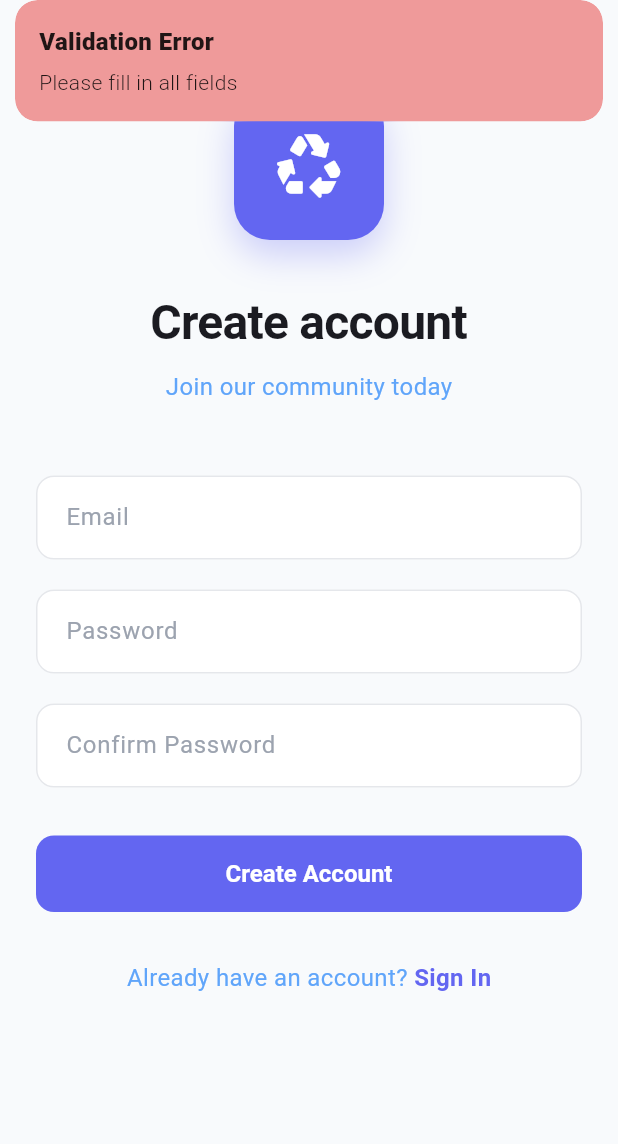
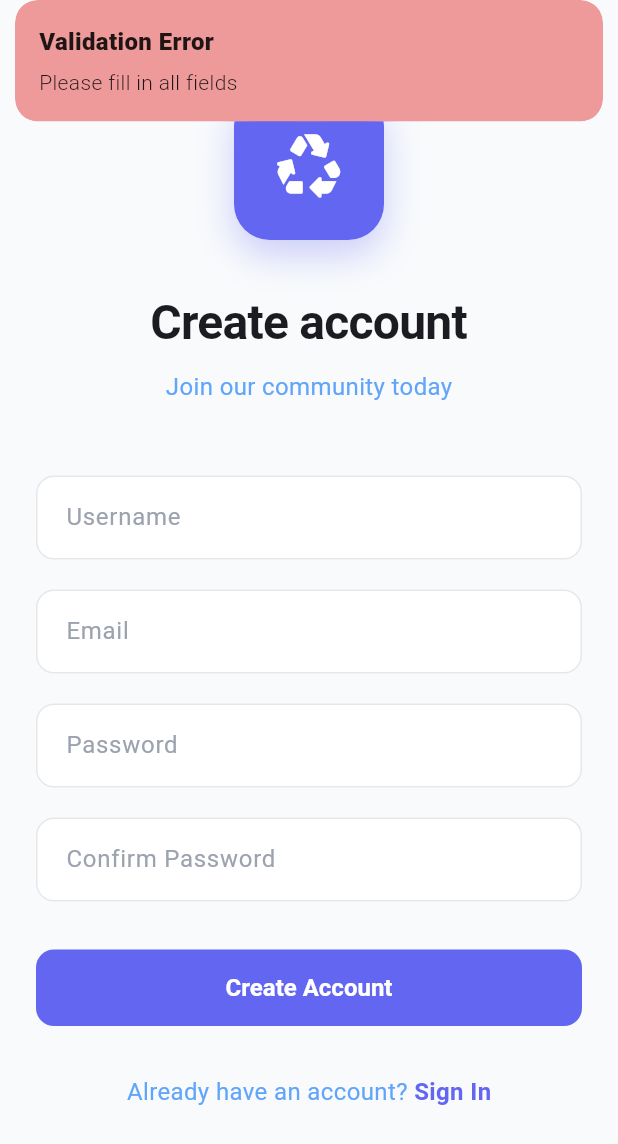
Before and after one commit to AliAhmed-004/upnext-frontend, a Flutter app: the SignUpPage screen opened by its route, after a tap on "Create Account", on a phone screen of 412 x 824 dp. Shown: the top 1144 px of the screen. Run offline on Flutter 3.47's test engine with Material 3 defaults, Android fonts, the phone set to English and light mode, and no system bars; our stand-ins replace cloud_firestore, firebase_auth, firebase_core, flutter_map, geocoding, geolocator and 3 more; accounts and stored records are empty; generated files the repository leaves out were written again.

Commit message:
added firestore, saved user info

```diff
--- a/lib/pages/sign_up_page.dart
+++ b/lib/pages/sign_up_page.dart
@@ -12,16 +12,21 @@ class SignUpPage extends StatelessWidget {
 
   @override
   Widget build(BuildContext context) {
+    final usernameController = TextEditingController();
     final emailController = TextEditingController();
     final passwordController = TextEditingController();
     final confirmPasswordController = TextEditingController();
 
     void signup() async {
+      final username = usernameController.text.trim();
+      final email = emailController.text.trim();
       final password = passwordController.text.trim();
-      final email = emailController.text.trim();
       final confirmPassword = confirmPasswordController.text.trim();
 
-      if (email.isEmpty || password.isEmpty || confirmPassword.isEmpty) {
+      if (username.isEmpty ||
+          email.isEmpty ||
+          password.isEmpty ||
+          confirmPassword.isEmpty) {
         Get.snackbar(
           'Validation Error',
           'Please fill in all fields',
@@ -50,9 +55,11 @@ class SignUpPage extends StatelessWidget {
         return;
       }
 
-      final createdAt = DateTime.now().toIso8601String();
-
-      final response = await AuthService.signupWithFirebase(email, password);
+      final response = await AuthService.signupWithFirebase(
+        email,
+        password,
+        username,
+      );
 
       final status = response['status'];
       final message = response['message'];
@@ -137,6 +144,14 @@ class SignUpPage extends StatelessWidget {
               ),
               const SizedBox(height: 48),
 
+              // Username Text Field
+              CustomTextfield(
+                hintText: 'Username',
+                controller: usernameController,
+                obscureText: false,
+              ),
+              const SizedBox(height: 20),
+
               // Email Text Field
               CustomTextfield(
                 hintText: 'Email',
--- /dev/null
+++ b/lib/services/firestore_service.dart
@@ -0,0 +1,65 @@
+import 'package:cloud_firestore/cloud_firestore.dart';
+import 'package:firebase_auth/firebase_auth.dart';
+import 'package:flutter/material.dart';
+import 'package:upnext/models/listing_model.dart';
+
+class FirestoreService {
+  // Firestore instance
+  final FirebaseFirestore _firestore = FirebaseFirestore.instance;
+
+  // Data that the service manages
+  List<ListingModel> _listings = [];
+
+  // getters
+  List<ListingModel> get listings => _listings;
+
+  // ==========================================
+  // Firestore Methods
+  // ==========================================
+
+  // Add User
+  Future<Map<String, dynamic>> addUser(
+    UserCredential? user,
+    String username,
+  ) async {
+    try {
+      if (user == null) {
+        return {'status': 'error', 'message': 'UserCredential is null'};
+      }
+
+      final uid = user.user?.uid;
+      final email = user.user?.email;
+
+      if (uid == null || email == null) {
+        return {'status': 'error', 'message': 'User ID or email is null'};
+      }
+
+      if (username.isEmpty) {
+        return {'status': 'error', 'message': 'Username cannot be empty'};
+      }
+
+      await _firestore.collection('users').doc(uid).set({
+        'email': email,
+        'username': username,
+        'createdAt': FieldValue.serverTimestamp(),
+      });
+
+      return {'status': 'success'};
+    } catch (e) {
+      debugPrint('Error adding user: $e');
+      return {'status': 'error', 'message': 'An unknown error occurred: $e'};
+    }
+  }
+
+  // Add Listing
+  Future<Map<String, dynamic>> addListing(ListingModel listing) async {
+    try {
+      _firestore.collection('listings').add(listing.toMap());
+
+      return {'status': 'success'};
+    } catch (e) {
+      debugPrint('Error adding listing: $e');
+      return {'status': 'error', 'message': 'An unknown error occurred: $e'};
+    }
+  }
+}
--- a/pubspec.yaml
+++ b/pubspec.yaml
@@ -47,6 +47,7 @@ dependencies:
   geocoding: ^4.0.0
   firebase_auth: ^6.1.1
   firebase_core: ^4.2.0
+  cloud_firestore: ^6.1.0
 
 dev_dependencies:
   flutter_test:
```
Also changed, not shown: lib/services/auth_service.dart (+6 -139 lines), pubspec.lock, 3 other files.
